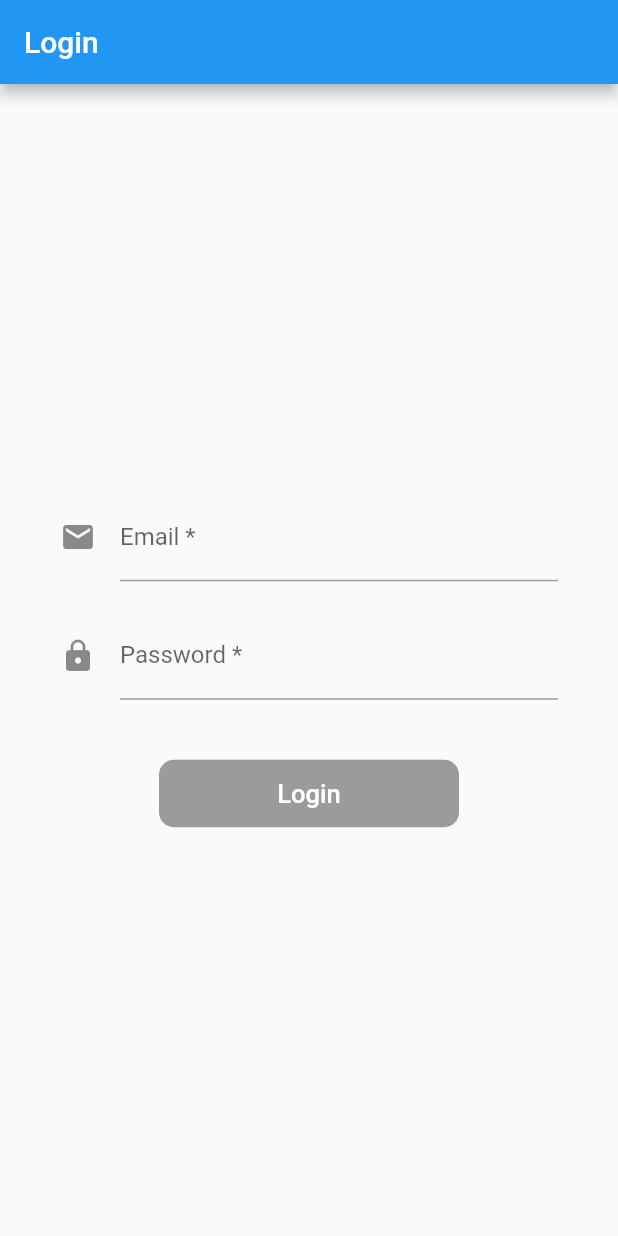
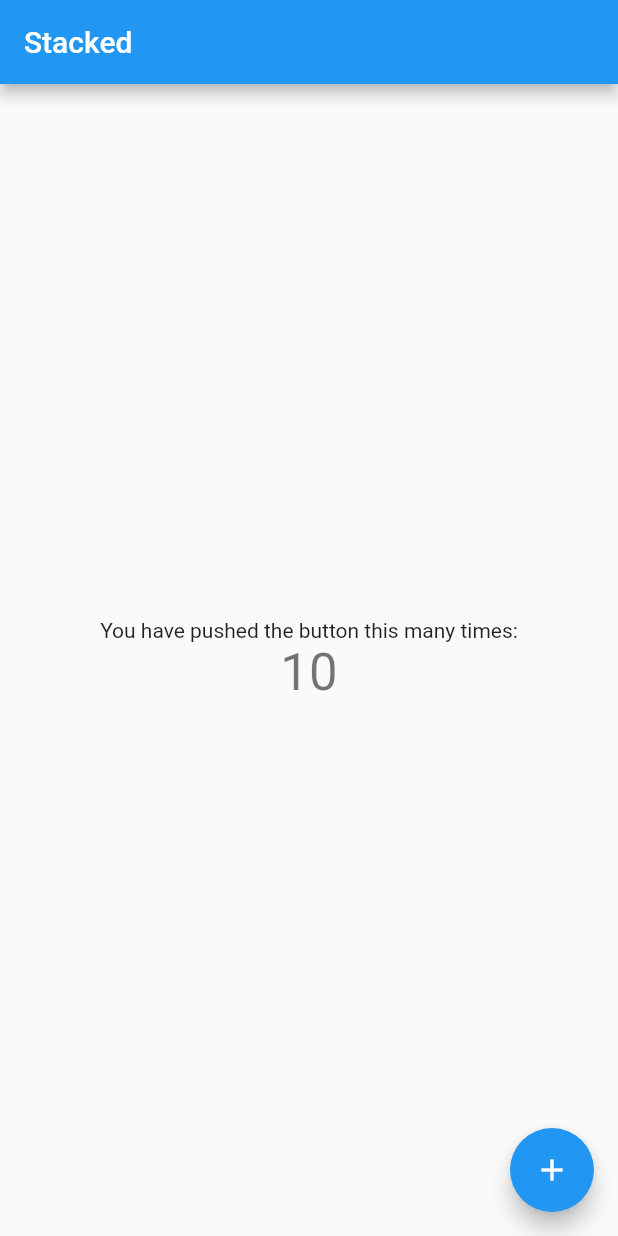
Before and after one commit to Nguyen-Dinh-Sang/SSGTraining_FlutterMVVM, a Flutter app: the screen it shows after launch, on a phone screen of 412 x 824 dp. Run offline on Flutter 3.47's test engine with Material 2 defaults, Android fonts, the phone set to English and light mode, and no system bars; our stand-ins replace rxdart, stacked.

Commit message:
MVVM-DinhSang: stacked

```diff
--- a/lib/main.dart
+++ b/lib/main.dart
@@ -1,6 +1,7 @@
 import 'package:flutter/material.dart';
 import 'package:flutter_mvvm/list_product/view/ProductView.dart';
 import 'package:flutter_mvvm/login/LoginView.dart';
+import 'package:flutter_mvvm/stacked/view/HomeView.dart';
 
 void main() {
   runApp(MyApp());
@@ -16,7 +17,7 @@ class MyApp extends StatelessWidget {
       theme: ThemeData(
         primarySwatch: Colors.blue,
       ),
-      home: LoginPage(),
+      home: HomeView(title: 'Stacked',),
     );
   }
 }
--- /dev/null
+++ b/lib/stacked/view/HomeView.dart
@@ -0,0 +1,45 @@
+import 'dart:developer';
+
+import 'package:flutter/material.dart';
+import 'package:flutter_mvvm/stacked/viewmodel/HomeViewModel.dart';
+import 'package:stacked/stacked.dart';
+
+class HomeView extends StatelessWidget {
+  HomeView({Key key, this.title}) : super(key: key);
+
+  final String title;
+
+  @override
+  Widget build(BuildContext context) {
+    log('HomeView rebuild');
+    return ViewModelBuilder<HomeViewModel>.reactive(
+        viewModelBuilder: () => HomeViewModel(),
+        onModelReady: (model) => null,
+        builder: (context, model, child) {
+          return Scaffold(
+
+            appBar: AppBar(
+              title: Text(title),
+            ),
+            body: Center(
+              child: Column(
+                mainAxisAlignment: MainAxisAlignment.center,
+                children: <Widget>[
+                  Text(
+                    'You have pushed the button this many times:',
+                  ),
+                  Text(
+                    '${model.isBusy ? 'Loading' : model.counter}',
+                    style: Theme.of(context).textTheme.headline4,
+                  ),
+                ],
+              ),
+            ),
+            floatingActionButton: FloatingActionButton(
+              onPressed: () => model.incrementCounter(),
+              child: Icon(Icons.add),
+            ),
+          );
+        });
+  }
+}
--- /dev/null
+++ b/lib/stacked/viewmodel/HomeViewModel.dart
@@ -0,0 +1,17 @@
+import 'dart:developer';
+
+import 'package:stacked/stacked.dart';
+
+class HomeViewModel extends BaseViewModel {
+  int _counter = 10;
+
+  int get counter => _counter;
+
+  void incrementCounter() async {
+    setBusy(true);
+    _counter++;
+    await Future.delayed(Duration(seconds: 3), () => log('wait 3s'));
+    setBusy(false);
+    notifyListeners();
+  }
+}
--- a/pubspec.yaml
+++ b/pubspec.yaml
@@ -25,6 +25,7 @@ dependencies:
     sdk: flutter
   rxdart: ^0.26.0
   provider: ^5.0.0
+  stacked: ^2.0.2
 
 
   # The following adds the Cupertino Icons font to your application.
```
Also changed, not shown: lib/login/LoginView.dart (+9 -5 lines), pubspec.lock.
